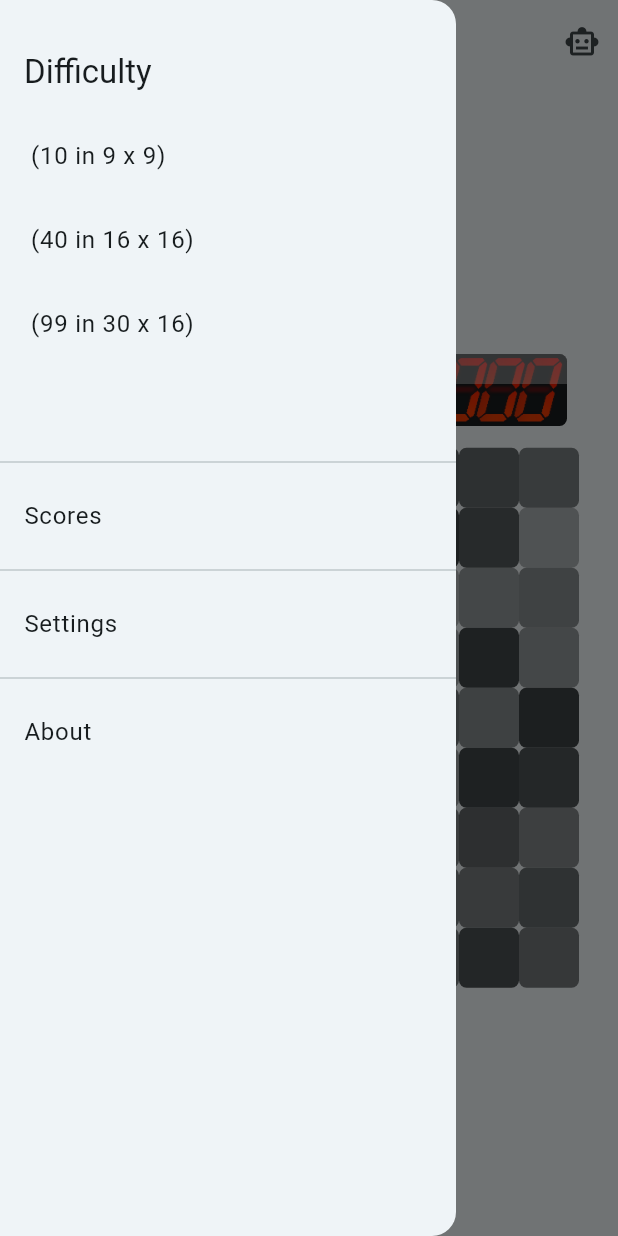
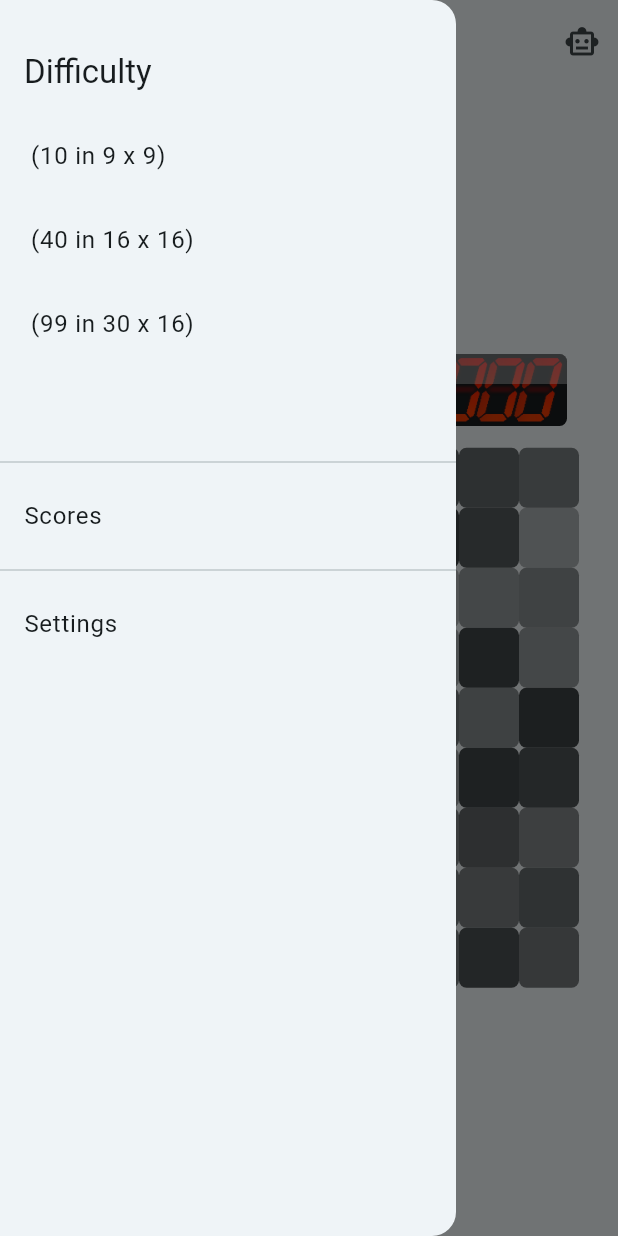
Before and after one commit to billy1380/another_mine, a Flutter app: the screen it shows after launch, with the side drawer open, on a phone screen of 412 x 824 dp. Run offline on Flutter 3.47's test engine with Material 3 defaults, Android fonts, the phone set to English and light mode, and no system bars; our stand-ins replace bloc, equatable, flutter_bloc, go_router, shared_preferences; missing offline and left inert: main_thread_processor, willshex.

Commit message:
Remove About option from app drawer

```diff
--- a/lib/pages/parts/app_drawer.dart
+++ b/lib/pages/parts/app_drawer.dart
@@ -38,11 +38,6 @@ class AppDrawer extends StatelessWidget {
             ListTile(
               title: const Text("Settings"),
               onTap: () => _showSettings(context),
-            ),
-            const Divider(),
-            ListTile(
-              title: const Text("About"),
-              onTap: () => _showAbout(context),
             ),
           ],
         ),
@@ -147,12 +142,6 @@ class AppDrawer extends StatelessWidget {
     );
   }
 
-  void _showAbout(BuildContext context) {
-    Navigator.pop(context);
-
-    showAboutDialog(context: context);
-  }
-
   void _showSettings(BuildContext context) {
     Navigator.pop(context);
 
```
